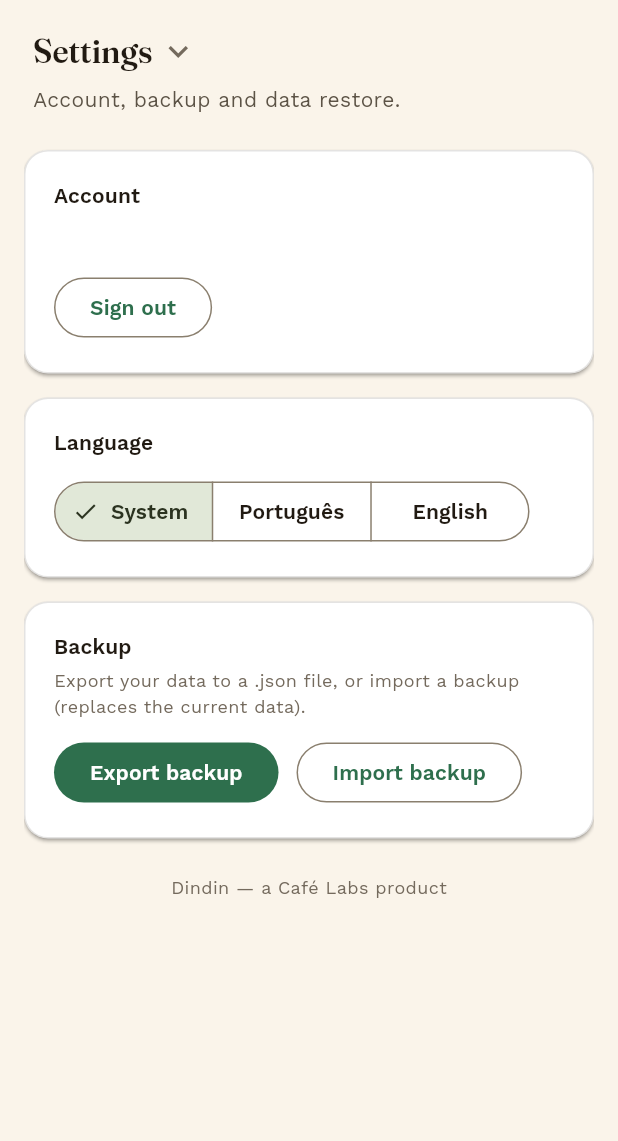
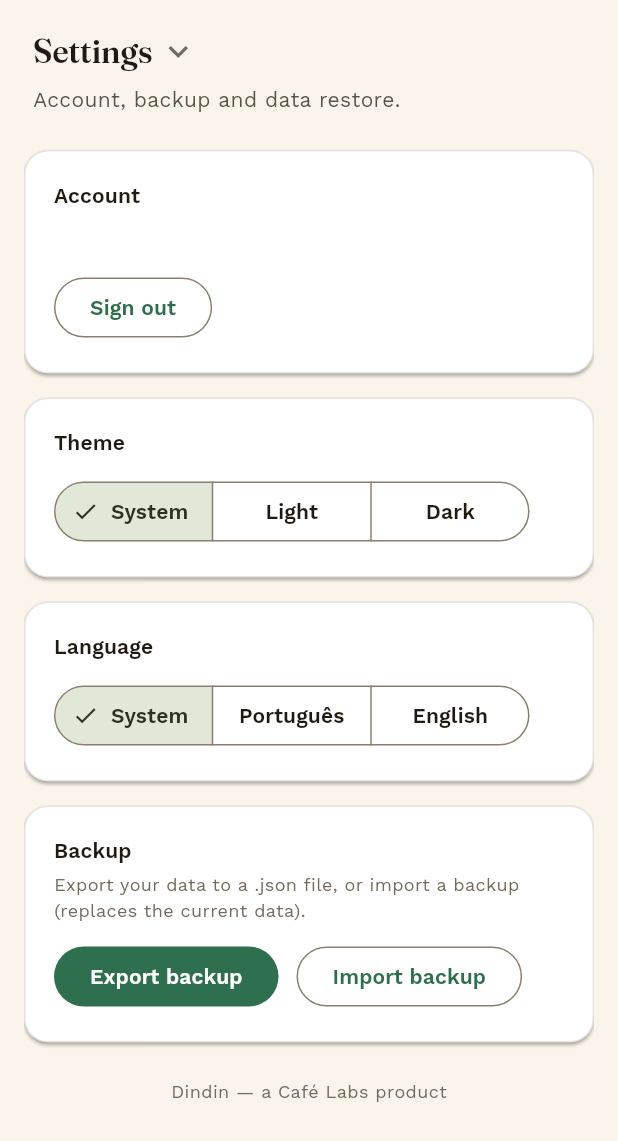
Before and after one commit to CafeLabsCorp/dindin, a Flutter app: the SettingsPage screen opened by its route, on a phone screen of 412 x 824 dp. Shown: the top 1141 px of the screen. Run offline on Flutter 3.47's test engine with Material 3 defaults, Android fonts, the phone set to English and light mode, and no system bars; our stand-ins replace cloud_firestore, firebase_auth, firebase_core, fl_chart, flutter_riverpod, flutter_svg and 4 more; missing offline and left inert: file_saver, file_selector; accounts and stored records are empty.

Commit message:
Adiciona escolha de tema em Ajustes, e passa a persistir tema e idioma
O app tinha AppTheme.light() e AppTheme.dark() prontos e ligados no
MaterialApp, mas sem themeMode — na prática seguia o sistema e Ajustes não
tinha voz nenhuma sobre isso. Agora há um seletor Sistema/Claro/Escuro, com
o mesmo controle e o mesmo padrão "Sistema" do seletor de idioma logo
abaixo, pra que os dois leiam como um par de preferências de aparência.

Junto vem a persistência, e ela vale pros dois. O localeProvider era um
StateProvider em memória: a escolha se perdia ao recarregar. Isso incomoda
pouco no idioma, que raramente difere do sistema, mas incomodaria muito no
tema. Corrigir só o tema deixaria dois comportamentos diferentes lado a
lado, então os dois passam a gravar em shared_preferences (dependência
nova), e locale_provider.dart vira settings_provider.dart.

Duas decisões que ficam registradas nos docs:

- São preferências do DISPOSITIVO, não do usuário no Firestore. Descrevem
  como a tela deve parecer, não o dinheiro de ninguém — e guardá-las no
  ledger significaria não poder aplicá-las antes do login, que é exatamente
  quando o tema errado incomoda mais.
- São lidas em main() ANTES do runApp. Um provider assíncrono pintaria o
  padrão e trocaria depois, um flash visível em todo cold start. Tem teste
  pra isso: montar já com "escuro" salvo tem que abrir escuro no primeiro
  frame.

Valor desconhecido — nunca escolhido, ou escrito por uma versão futura —
degrada pra "seguir o sistema", que é sempre uma resposta sensata.

Os testes de Ajustes deixam de stubar o provider e passam a semear o
armazenamento de verdade, cobrindo o caminho de persistência inteiro: gravar
ao escolher, reler ao abrir, e o MaterialApp de fato renderizando escuro.

Co-Authored-By: Claude Opus 5 <noreply@anthropic.com>

```diff
--- a/lib/features/settings/settings_page.dart
+++ b/lib/features/settings/settings_page.dart
@@ -2,12 +2,12 @@ import 'package:flutter/material.dart';
 import 'package:flutter_riverpod/flutter_riverpod.dart';
 
 import '../../l10n/app_localizations.dart';
-import '../../widgets/page_header.dart';
-import '../../widgets/app_shell.dart';
-import '../../providers/locale_provider.dart';
 import '../../providers/providers.dart';
+import '../../providers/settings_provider.dart';
 import '../../theme/theme.dart';
 import '../../widgets/app_card.dart';
+import '../../widgets/app_shell.dart';
+import '../../widgets/page_header.dart';
 
 class SettingsPage extends ConsumerStatefulWidget {
   const SettingsPage({super.key});
@@ -109,10 +109,33 @@ class _SettingsPageState extends ConsumerState<SettingsPage> {
           child: Column(
             crossAxisAlignment: CrossAxisAlignment.start,
             children: [
+              Text(l10n.themeSectionLabel, style: Theme.of(context).textTheme.titleSmall?.copyWith(fontWeight: FontWeight.w600)),
+              const SizedBox(height: 12),
+              // Same control and same "Sistema" default as the language
+              // selector right below, so the two read as one pair of
+              // look-and-feel choices rather than two unrelated widgets.
+              SegmentedButton<ThemeMode>(
+                segments: [
+                  ButtonSegment(value: ThemeMode.system, label: Text(l10n.themeSystemOption)),
+                  ButtonSegment(value: ThemeMode.light, label: Text(l10n.themeLightOption)),
+                  ButtonSegment(value: ThemeMode.dark, label: Text(l10n.themeDarkOption)),
+                ],
+                selected: {ref.watch(themeModeProvider)},
+                onSelectionChanged: (set) =>
+                    ref.read(themeModeProvider.notifier).set(set.first),
+              ),
+            ],
+          ),
+        ),
+        const SizedBox(height: 16),
+        AppCard(
+          child: Column(
+            crossAxisAlignment: CrossAxisAlignment.start,
+            children: [
               Text(l10n.languageSectionLabel, style: Theme.of(context).textTheme.titleSmall?.copyWith(fontWeight: FontWeight.w600)),
               const SizedBox(height: 12),
               // localeProvider is null by default ("follow system") — see
-              // lib/providers/locale_provider.dart. 'Português'/'English' are
+              // lib/providers/settings_provider.dart. 'Português'/'English' are
               // language endonyms, kept as literal labels (not routed through
               // AppLocalizations) same as Domo's precedent for this control.
               SegmentedButton<Locale?>(
@@ -122,7 +145,7 @@ class _SettingsPageState extends ConsumerState<SettingsPage> {
                   const ButtonSegment(value: Locale('en'), label: Text('English')),
                 ],
                 selected: {ref.watch(localeProvider)},
-                onSelectionChanged: (set) => ref.read(localeProvider.notifier).state = set.first,
+                onSelectionChanged: (set) => ref.read(localeProvider.notifier).set(set.first),
               ),
             ],
           ),
--- a/lib/l10n/app_en.arb
+++ b/lib/l10n/app_en.arb
@@ -183,6 +183,10 @@
   "footerBrand": "Dindin — a Café Labs product",
   "languageSectionLabel": "Language",
   "languageSystemOption": "System",
+  "themeSectionLabel": "Theme",
+  "themeSystemOption": "System",
+  "themeLightOption": "Light",
+  "themeDarkOption": "Dark",
 
   "editIncomeTitle": "Edit income",
   "editExpenseTitle": "Edit expense",
--- a/lib/l10n/app_localizations.dart
+++ b/lib/l10n/app_localizations.dart
@@ -1106,6 +1106,30 @@ abstract class AppLocalizations {
   /// **'Sistema'**
   String get languageSystemOption;
 
+  /// No description provided for @themeSectionLabel.
+  ///
+  /// In pt, this message translates to:
+  /// **'Tema'**
+  String get themeSectionLabel;
+
+  /// No description provided for @themeSystemOption.
+  ///
+  /// In pt, this message translates to:
+  /// **'Sistema'**
+  String get themeSystemOption;
+
+  /// No description provided for @themeLightOption.
+  ///
+  /// In pt, this message translates to:
+  /// **'Claro'**
+  String get themeLightOption;
+
+  /// No description provided for @themeDarkOption.
+  ///
+  /// In pt, this message translates to:
+  /// **'Escuro'**
+  String get themeDarkOption;
+
   /// No description provided for @editIncomeTitle.
   ///
   /// In pt, this message translates to:
--- a/lib/l10n/app_localizations_en.dart
+++ b/lib/l10n/app_localizations_en.dart
@@ -617,6 +617,18 @@ class AppLocalizationsEn extends AppLocalizations {
   String get languageSystemOption => 'System';
 
   @override
+  String get themeSectionLabel => 'Theme';
+
+  @override
+  String get themeSystemOption => 'System';
+
+  @override
+  String get themeLightOption => 'Light';
+
+  @override
+  String get themeDarkOption => 'Dark';
+
+  @override
   String get editIncomeTitle => 'Edit income';
 
   @override
--- a/lib/l10n/app_pt.arb
+++ b/lib/l10n/app_pt.arb
@@ -260,6 +260,10 @@
   "footerBrand": "Dindin — um produto Café Labs",
   "languageSectionLabel": "Idioma",
   "languageSystemOption": "Sistema",
+  "themeSectionLabel": "Tema",
+  "themeSystemOption": "Sistema",
+  "themeLightOption": "Claro",
+  "themeDarkOption": "Escuro",
 
   "editIncomeTitle": "Editar receita",
   "editExpenseTitle": "Editar gasto",
--- a/lib/providers/locale_provider.dart
+++ /dev/null
@@ -1,9 +0,0 @@
-import 'package:flutter/material.dart';
-import 'package:flutter_riverpod/legacy.dart';
-
-/// null means "follow the system locale" — a simple, non-persisted,
-/// in-memory choice overridable from Ajustes (see settings_page.dart). PT is
-/// what `AppLocalizations` falls back to when the resolved locale isn't
-/// supported (see l10n.yaml's `preferred-supported-locales`), matching this
-/// product's Portuguese-first copy.
-final localeProvider = StateProvider<Locale?>((ref) => null);
--- a/pubspec.yaml
+++ b/pubspec.yaml
@@ -49,6 +49,7 @@ dependencies:
   collection: ^1.19.1
   font_awesome_flutter: ^11.0.0
   flutter_svg: ^2.3.0
+  shared_preferences: ^2.5.5
 dev_dependencies:
   flutter_test:
     sdk: flutter
```
Also changed, not shown: lib/app.dart (+7 -2 lines), lib/l10n/app_localizations_pt.dart (+12 -0 lines), lib/main.dart (+12 -1 lines), lib/providers/settings_provider.dart (added, +88 -0 lines), pubspec.lock, 3 other files.
